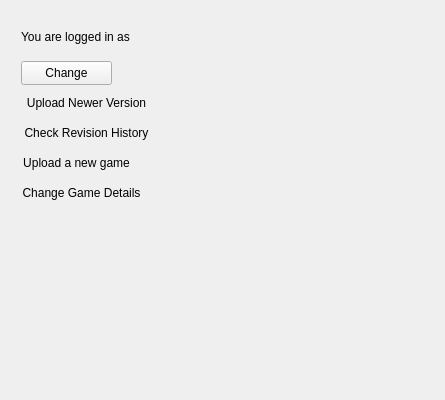
Before: the Qt Designer form creator/plugins/docks/distributiondock/distributiondock.ui in KDE/gluon, drawn with Qt 5.
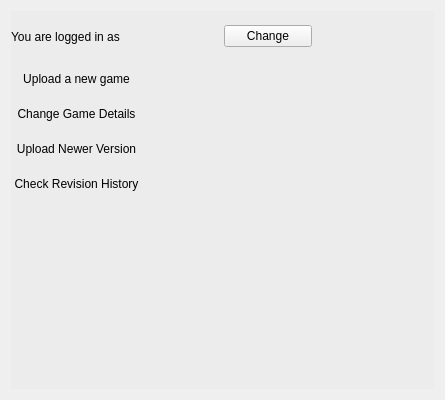
After: the same form once the commit is applied. The open tabs and pages were chosen to show the change.

Commit message: upload initially with name and category,set counter for tracing

Patch:
```diff
--- a/creator/plugins/docks/distributiondock/distributiondock.ui
+++ b/creator/plugins/docks/distributiondock/distributiondock.ui
@@ -290,92 +290,24 @@
       </layout>
      </widget>
      <widget class="QWidget" name="welcomePage">
-      <widget class="QPushButton" name="loginChanged">
+      <widget class="QGroupBox" name="groupBox">
        <property name="geometry">
         <rect>
-         <x>10</x>
-         <y>50</y>
-         <width>91</width>
-         <height>24</height>
+         <x>-10</x>
+         <y>-10</y>
+         <width>461</width>
+         <height>391</height>
         </rect>
        </property>
-       <property name="text">
-        <string>Change</string>
+       <property name="title">
+        <string/>
        </property>
-       <property name="flat">
-        <bool>false</bool>
-       </property>
-      </widget>
-      <widget class="QPushButton" name="versionControl">
-       <property name="geometry">
-        <rect>
-         <x>10</x>
-         <y>80</y>
-         <width>131</width>
-         <height>24</height>
-        </rect>
-       </property>
-       <property name="text">
-        <string>Upload Newer Version</string>
-       </property>
-       <property name="flat">
-        <bool>true</bool>
-       </property>
-      </widget>
-      <widget class="QPushButton" name="checkHistory">
-       <property name="geometry">
-        <rect>
-         <x>10</x>
-         <y>110</y>
-         <width>131</width>
-         <height>24</height>
-        </rect>
-       </property>
-       <property name="text">
-        <string>Check Revision History</string>
-       </property>
-       <property name="flat">
-        <bool>true</bool>
-       </property>
-      </widget>
-      <widget class="QPushButton" name="uploadNew">
-       <property name="geometry">
-        <rect>
-         <x>10</x>
-         <y>140</y>
-         <width>111</width>
-         <height>24</height>
-        </rect>
-       </property>
-       <property name="text">
-        <string>Upload a new game</string>
-       </property>
-       <property name="flat">
-        <bool>true</bool>
-       </property>
-      </widget>
-      <widget class="QPushButton" name="changeDetails">
-       <property name="geometry">
-        <rect>
-         <x>10</x>
-         <y>170</y>
-         <width>121</width>
-         <height>24</height>
-        </rect>
-       </property>
-       <property name="text">
-        <string>Change Game Details</string>
-       </property>
-       <property name="flat">
-        <bool>true</bool>
-       </property>
-      </widget>
       <widget class="QWidget" name="horizontalLayoutWidget">
        <property name="geometry">
         <rect>
          <x>10</x>
-         <y>10</y>
-         <width>211</width>
+          <y>20</y>
+          <width>301</width>
          <height>31</height>
         </rect>
        </property>
@@ -394,8 +326,74 @@
           </property>
          </widget>
         </item>
-       </layout>
-      </widget>
+         <item>
+          <widget class="QPushButton" name="loginChanged">
+           <property name="text">
+            <string>Change</string>
+           </property>
+           <property name="flat">
+            <bool>false</bool>
+           </property>
+          </widget>
+         </item>
+        </layout>
+       </widget>
+       <widget class="QWidget" name="verticalLayoutWidget">
+        <property name="geometry">
+         <rect>
+          <x>-10</x>
+          <y>60</y>
+          <width>171</width>
+          <height>141</height>
+         </rect>
+        </property>
+        <layout class="QVBoxLayout" name="verticalLayout_12">
+         <item>
+          <widget class="QPushButton" name="uploadNew">
+           <property name="text">
+            <string>Upload a new game</string>
+           </property>
+           <property name="flat">
+            <bool>true</bool>
+           </property>
+          </widget>
+         </item>
+         <item>
+          <widget class="QPushButton" name="changeDetails">
+           <property name="text">
+            <string>Change Game Details</string>
+           </property>
+           <property name="flat">
+            <bool>true</bool>
+           </property>
+          </widget>
+         </item>
+         <item>
+          <widget class="QPushButton" name="versionControl">
+           <property name="text">
+            <string>Upload Newer Version</string>
+           </property>
+           <property name="flat">
+            <bool>true</bool>
+           </property>
+          </widget>
+         </item>
+         <item>
+          <widget class="QPushButton" name="checkHistory">
+           <property name="text">
+            <string>Check Revision History</string>
+           </property>
+           <property name="flat">
+            <bool>true</bool>
+           </property>
+          </widget>
+         </item>
+        </layout>
+       </widget>
+      </widget>
+      <zorder>groupBox</zorder>
+      <zorder>loginName</zorder>
+      <zorder>loginName</zorder>
      </widget>
     </widget>
    </item>
```
Left out of the diff: 2 changed lines with no effect on the pictures. Lines whose indentation alone changed are shown as unchanged. The commit also changes 2 other files.
